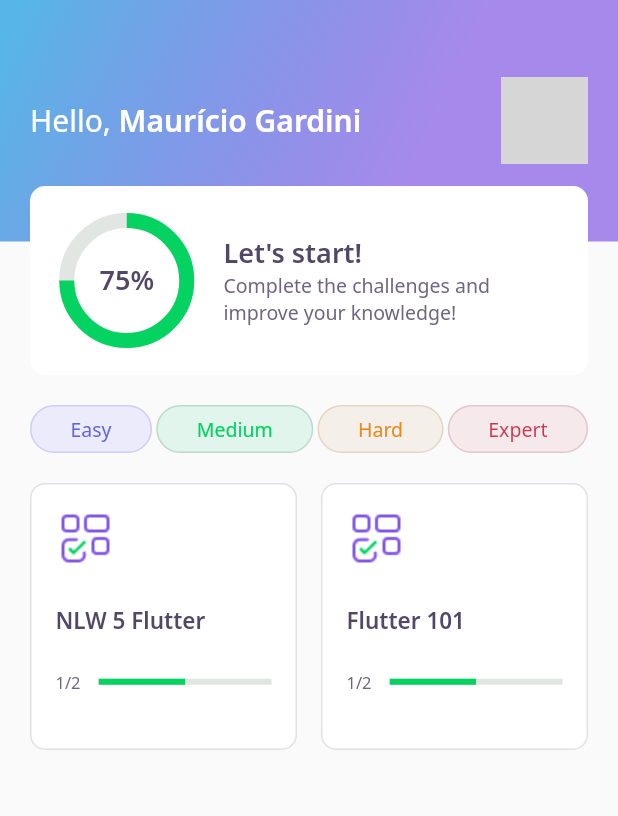
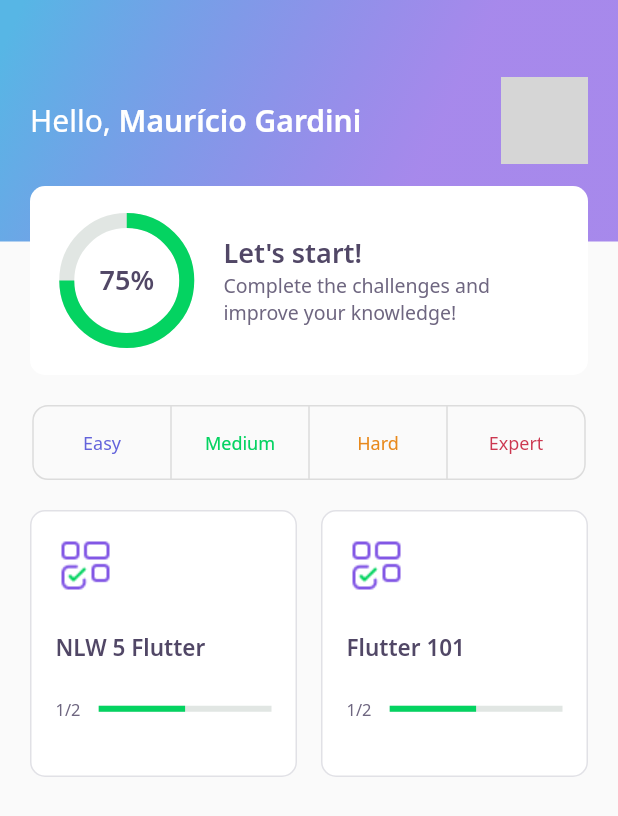
Before and after one commit to mauriciogardini/nlw-05-flutter-track, a Flutter app: the screen it shows after launch, on a phone screen of 412 x 824 dp. Shown: the top 816 px of the screen. Run offline on Flutter 3.47's test engine with Material 2 defaults, Android fonts, the phone set to English and light mode, and no system bars; our stand-ins replace google_fonts, share_plus; accounts and stored records are empty; network calls fail; grey boxes are pictures that could not be loaded.

Commit message:
Added Home Screen filter implementation (partial).

```diff
--- a/lib/home/home_controller.dart
+++ b/lib/home/home_controller.dart
@@ -1,3 +1,4 @@
+import 'package:devquiz/core/core.dart';
 import 'package:devquiz/home/home_repository.dart';
 import 'package:devquiz/home/home_state.dart';
 import 'package:devquiz/shared/models/quiz_model.dart';
@@ -5,12 +6,41 @@ import 'package:devquiz/shared/models/user_model.dart';
 import 'package:flutter/material.dart';
 
 class HomeController {
+  static HomeController instance = HomeController();
   final stateNotifier = ValueNotifier<HomeState>(HomeState.empty);
   set state(HomeState state) => stateNotifier.value = state;
   HomeState get state => stateNotifier.value;
 
   UserModel? user;
   List<QuizModel>? quizzes;
+  final filters = [
+    {
+      "label": "Easy",
+      "color": AppColors.levelButtonEasy,
+      "fontColor": AppColors.levelButtonTextEasy,
+      "borderColor": AppColors.levelButtonBorderEasy,
+    },
+    {
+      "label": "Medium",
+      "color": AppColors.levelButtonMedium,
+      "fontColor": AppColors.levelButtonTextMedium,
+      "borderColor": AppColors.levelButtonBorderMedium,
+    },
+    {
+      "label": "Hard",
+      "color": AppColors.levelButtonHard,
+      "fontColor": AppColors.levelButtonTextHard,
+      "borderColor": AppColors.levelButtonBorderHard,
+    },
+    {
+      "label": "Expert",
+      "color": AppColors.levelButtonExpert,
+      "fontColor": AppColors.levelButtonTextExpert,
+      "borderColor": AppColors.levelButtonBorderExpert,
+    }
+  ];
+  List<String> filterNames = ["easy", "medium", "hard", "expert"];
+  List<bool> filterStatuses = [false, false, false, false];
 
   final repository = HomeRepository();
 
@@ -27,17 +57,25 @@ class HomeController {
     state = HomeState.loading;
     await Future.delayed(Duration(seconds: 2));
 
-    quizzes = await repository.getQuizzes();
+    List<String> activeFilters = filterStatuses
+        .map((e) => e ? filterNames[filterStatuses.indexOf(e)] : '')
+        .toList();
+
+    quizzes = await repository.getQuizzes(activeFilters);
 
     state = HomeState.success;
   }
 
   void getData() async {
     state = HomeState.loading;
-    await Future.delayed(Duration(seconds: 2));
+
+    List<String> activeFilters = [];
+    // List<String> activeFilters = filterStatuses
+    //     .map((e) => e ? filterNames[filterStatuses.indexOf(e)] : '')
+    //     .toList();
 
     user = await repository.getUser();
-    quizzes = await repository.getQuizzes();
+    quizzes = await repository.getQuizzes(activeFilters);
 
     state = HomeState.success;
   }
--- a/lib/home/home_page.dart
+++ b/lib/home/home_page.dart
@@ -2,7 +2,7 @@ import 'package:devquiz/challenge/challenge_page.dart';
 import 'package:devquiz/core/core.dart';
 import 'package:devquiz/home/home_controller.dart';
 import 'package:devquiz/home/home_state.dart';
-import 'package:devquiz/home/widgets/levelbutton/level_button_widget.dart';
+import 'package:devquiz/home/widgets/levelbutton/level_buttons_widget.dart';
 import 'package:devquiz/home/widgets/quizcard/quiz_card_widget.dart';
 import 'package:devquiz/settings/settings_page.dart';
 import 'package:flutter/material.dart';
@@ -15,7 +15,7 @@ class HomePage extends StatefulWidget {
 }
 
 class _HomePageState extends State<HomePage> {
-  final controller = HomeController();
+  final controller = HomeController.instance;
 
   @override
   void initState() {
@@ -48,22 +48,10 @@ class _HomePageState extends State<HomePage> {
                 SizedBox(
                   height: 20,
                 ),
-                Row(
-                  mainAxisAlignment: MainAxisAlignment.spaceBetween,
-                  children: [
-                    LevelButtonWidget(
-                      label: "Easy",
-                    ),
-                    LevelButtonWidget(
-                      label: "Medium",
-                    ),
-                    LevelButtonWidget(
-                      label: "Hard",
-                    ),
-                    LevelButtonWidget(
-                      label: "Expert",
-                    ),
-                  ],
+                Center(
+                  child: Expanded(
+                    child: LevelButtonsWidget(),
+                  ),
                 ),
                 SizedBox(
                   height: 20,
--- a/lib/home/home_repository.dart
+++ b/lib/home/home_repository.dart
@@ -11,11 +11,17 @@ class HomeRepository {
     return user;
   }
 
-  Future<List<QuizModel>> getQuizzes() async {
+  Future<List<QuizModel>> getQuizzes(List<String> activeFilters) async {
+    List<Level> activeFiltersLevels =
+        activeFilters.map((e) => e.toString().parse).toList();
     final response =
         await rootBundle.loadString("assets/database/quizzes.json");
     final list = jsonDecode(response) as List;
-    final quizzes = list.map((e) => QuizModel.fromMap(e)).toList();
+    List<QuizModel> quizzes = list.map((e) => QuizModel.fromMap(e)).toList();
+    if (activeFiltersLevels.length > 0) {
+      quizzes =
+          quizzes.where((i) => activeFiltersLevels.contains(i.level)).toList();
+    }
     return quizzes;
   }
 }
--- a/lib/home/widgets/levelbutton/level_button_widget.dart
+++ /dev/null
@@ -1,71 +0,0 @@
-import 'package:devquiz/core/core.dart';
-import 'package:flutter/material.dart';
-import 'package:google_fonts/google_fonts.dart';
-
-class LevelButtonWidget extends StatelessWidget {
-  final String label;
-  LevelButtonWidget({
-    Key? key,
-    required this.label,
-  })   : assert(["Easy", "Medium", "Hard", "Expert"].contains(label)),
-        super(key: key);
-
-  final config = {
-    "Easy": {
-      "color": AppColors.levelButtonEasy,
-      "fontColor": AppColors.levelButtonTextEasy,
-      "borderColor": AppColors.levelButtonBorderEasy,
-    },
-    "Medium": {
-      "color": AppColors.levelButtonMedium,
-      "fontColor": AppColors.levelButtonTextMedium,
-      "borderColor": AppColors.levelButtonBorderMedium,
-    },
-    "Hard": {
-      "color": AppColors.levelButtonHard,
-      "fontColor": AppColors.levelButtonTextHard,
-      "borderColor": AppColors.levelButtonBorderHard,
-    },
-    "Expert": {
-      "color": AppColors.levelButtonExpert,
-      "fontColor": AppColors.levelButtonTextExpert,
-      "borderColor": AppColors.levelButtonBorderExpert,
-    }
-  };
-
-  Color get color => config[label]!['color']!;
-  Color get fontColor => config[label]!['fontColor']!;
-  Color get borderColor => config[label]!['borderColor']!;
-
-  // LevelButtonWidget.easy() : this.label = "Easy",
-  // this.color = AppColors.levelButtonEasy,
-  // this.fontColor = AppColors.levelButtonTextEasy,
-  // this.borderColor = AppColors.levelButtonBorderEasy;
-
-  @override
-  Widget build(BuildContext context) {
-    return Container(
-      decoration: BoxDecoration(
-          color: color,
-          border: Border.fromBorderSide(
-            BorderSide(
-              color: borderColor,
-            ),
-          ),
-          borderRadius: BorderRadius.circular(28)),
-      child: Padding(
-        padding: const EdgeInsets.symmetric(
-          horizontal: 26.0,
-          vertical: 6,
-        ),
-        child: Text(
-          label,
-          style: GoogleFonts.notoSans(
-            color: fontColor,
-            fontSize: 13,
-          ),
-        ),
-      ),
-    );
-  }
-}
--- /dev/null
+++ b/lib/home/widgets/levelbutton/level_buttons_widget.dart
@@ -0,0 +1,85 @@
+import 'package:devquiz/core/core.dart';
+import 'package:devquiz/home/home_controller.dart';
+import 'package:flutter/material.dart';
+import 'package:google_fonts/google_fonts.dart';
+
+class LevelButtonWidget extends StatefulWidget {
+  final String label;
+  final Color color;
+  final Color fontColor;
+  final Color borderColor;
+  final bool isPressed;
+
+  const LevelButtonWidget({
+    Key? key,
+    required this.label,
+    required this.color,
+    required this.fontColor,
+    required this.borderColor,
+    this.isPressed = false,
+  }) : super(key: key);
+
+  factory LevelButtonWidget.fromMap(Map<String, dynamic> map) {
+    return LevelButtonWidget(
+      label: map['label'],
+      color: map['color'],
+      fontColor: map['fontColor'],
+      borderColor: map['borderColor'],
+    );
+  }
+
+  @override
+  _LevelButtonWidgetState createState() => _LevelButtonWidgetState();
+}
+
+class _LevelButtonWidgetState extends State<LevelButtonWidget> {
+  @override
+  Widget build(BuildContext context) {
+    return Container(
+      width: (MediaQuery.of(context).size.width / 4) - 12,
+      child: Center(
+        child: Padding(
+          padding: const EdgeInsets.symmetric(
+            horizontal: 16.0,
+            vertical: 6,
+          ),
+          child: Text(
+            widget.label,
+            style: GoogleFonts.notoSans(
+              color: widget.fontColor,
+              fontSize: 12,
+            ),
+          ),
+        ),
+      ),
+    );
+  }
+}
+
+class LevelButtonsWidget extends StatefulWidget {
+  @override
+  _LevelButtonsWidgetState createState() => _LevelButtonsWidgetState();
+}
+
+class _LevelButtonsWidgetState extends State<LevelButtonsWidget> {
+  final homeController = HomeController.instance;
+
+  @override
+  Widget build(BuildContext context) {
+    return Container(
+      child: ToggleButtons(
+        children: homeController.filters
+            .map((x) => LevelButtonWidget.fromMap(x))
+            .toList(),
+        isSelected: homeController.filterStatuses,
+        onPressed: (int index) {
+          setState(() {
+            homeController.filterStatuses[index] =
+                !homeController.filterStatuses[index];
+          });
+        },
+        borderRadius: BorderRadius.all(Radius.circular(10)),
+      ),
+    );
+  }
+}
```
Also changed, not shown: lib/home/widgets/chart/chart_widget.dart (+5 -4 lines).
